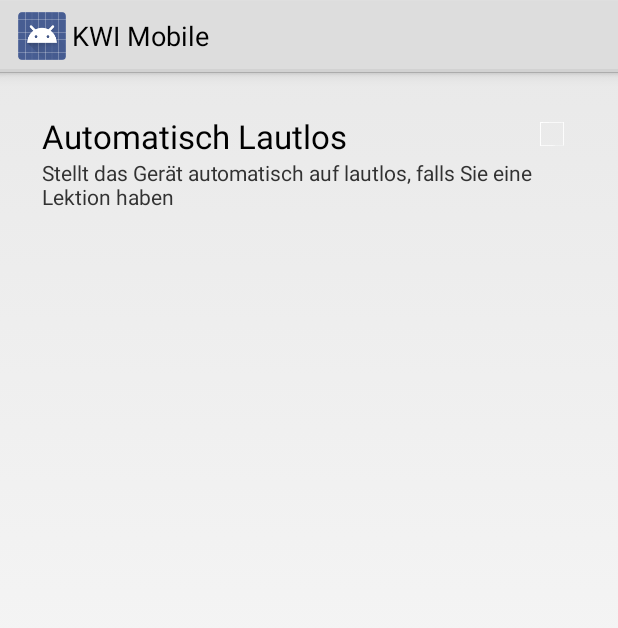
After one commit to Hadjimina/KWI_Mobile, an Android app: the layout settings.xml on its own in the app's theme, with its tools: preview values and no code run, on a phone screen of 412 x 824 dp. The commit adds this screen. Shown: the top 628 px of the screen. Run offline under Robolectric (Android 15) with nearby library versions, the phone set to English and light mode, and no system bars.

Commit message:
Started with settings for automute Have to fix LinkedHashmap

```diff
--- a/app/build.gradle
+++ b/app/build.gradle
@@ -23,6 +23,7 @@ android {
 }
 
 dependencies {
-    compile fileTree(dir: 'libs', include: ['*.jar'])
+    compile fileTree(include: ['*.jar'], dir: 'libs')
     compile 'com.android.support:support-v4:20.0.0'
+    compile files('libs/jackson-all-1.9.9.jar')
 }
--- a/app/src/main/java/com/hadjiminap/kwimobile/improvements.java
+++ b/app/src/main/java/com/hadjiminap/kwimobile/improvements.java
@@ -28,6 +28,8 @@ public class improvements extends Fragment
         }
 
         return inflater.inflate(R.layout.main, null);
+
+
     }
 
     public void onBackPressed()
--- a/app/src/main/java/com/hadjiminap/kwimobile/testfrag.java
+++ b/app/src/main/java/com/hadjiminap/kwimobile/testfrag.java
@@ -15,6 +15,7 @@ public class testfrag extends Fragment
         return inflater.inflate(R.layout.main, null);
 
 
+
     }
 
     public void onBackPressed()
--- /dev/null
+++ b/app/src/main/res/layout/settings.xml
@@ -0,0 +1,43 @@
+<?xml version="1.0" encoding="utf-8"?>
+
+<LinearLayout xmlns:android="http://schemas.android.com/apk/res/android"
+    android:orientation="vertical" android:layout_width="match_parent"
+    android:layout_height="match_parent">
+
+    <RelativeLayout
+        android:layout_width="match_parent"
+        android:layout_height="match_parent">
+
+        <TextView
+            android:layout_width="wrap_content"
+            android:layout_height="wrap_content"
+            android:layout_marginLeft="28dp"
+            android:textAppearance="?android:attr/textAppearanceLarge"
+            android:text="Automatisch Lautlos"
+            android:id="@+id/textView"
+            android:layout_marginTop="28dp"
+            android:layout_alignParentTop="true"
+            android:layout_alignParentLeft="true"
+            android:layout_alignParentStart="true" />
+
+        <CheckBox
+            android:layout_width="wrap_content"
+            android:layout_height="wrap_content"
+            android:id="@+id/checkBox"
+            android:layout_alignBottom="@+id/textView"
+            android:layout_alignParentRight="true"
+            android:layout_alignParentEnd="true"
+            android:layout_marginRight="28dp" />
+
+        <TextView
+            android:layout_width="wrap_content"
+            android:layout_height="wrap_content"
+            android:textAppearance="?android:attr/textAppearanceSmall"
+            android:text="Stellt das Gerät automatisch auf lautlos, falls Sie eine Lektion haben"
+            android:id="@+id/textView2"
+            android:layout_marginRight="28dp"
+            android:layout_below="@+id/textView"
+            android:layout_alignLeft="@+id/textView"
+            android:layout_alignStart="@+id/textView" />
+    </RelativeLayout>
+</LinearLayout>
--- a/app/src/main/res/values/strings.xml
+++ b/app/src/main/res/values/strings.xml
@@ -13,8 +13,8 @@
     <color name="red">#ff0000</color>
     <string-array name="menu">
         <item > Stundenplan</item>
+        <item > Einstellungen</item>
         <item > Verbesserung</item>
-        <item > Placeholder 2</item>
         <item > Placeholder 3</item>
         <item > Placeholder 4</item>
     </string-array>
```
Also changed, not shown: app/src/main/java/com/hadjiminap/kwimobile/Login.java (+5 -7 lines), app/src/main/java/com/hadjiminap/kwimobile/MainActivity.java (+2 -6 lines), app/src/main/java/com/hadjiminap/kwimobile/Timetable.java (+45 -3 lines), app/src/main/java/com/hadjiminap/kwimobile/settings.java (added, +42 -0 lines), 4 other files.
